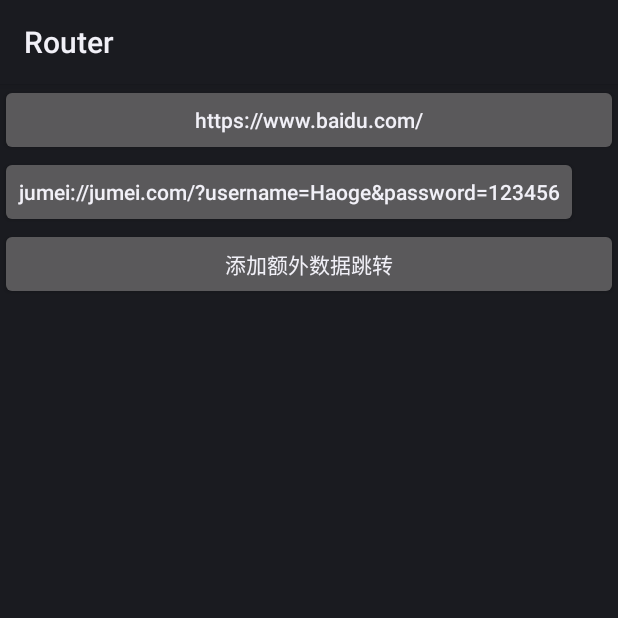
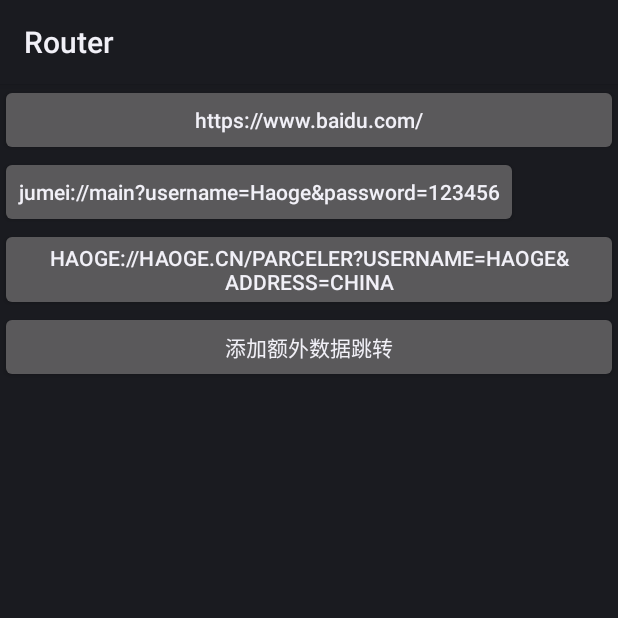
Before and after one commit to JumeiRdGroup/Router, an Android app: the screen it shows after launch (MainActivity), on a phone screen of 412 x 824 dp, the top half of it. Run offline under Robolectric (Android 15) with nearby library versions, the phone set to English and light mode, and no system bars; our stand-ins replace ButterKnife; libraries missing offline, so code that uses them is left out: com.lzh.compiler; 2 statements that could not run were skipped.

Commit message:
release 0.3

```diff
--- a/app/src/main/AndroidManifest.xml
+++ b/app/src/main/AndroidManifest.xml
@@ -17,7 +17,8 @@
             </intent-filter>
         </activity>
         <activity android:name=".ParamsActivity" />
-        <activity android:name=".LoginActivity"></activity>
+        <activity android:name=".LoginActivity" />
+        <activity android:name=".ParcelerActivity"></activity>
     </application>
 
 </manifest>
--- a/app/src/main/java/com/lzh/nonview/router/demo/MainActivity.java
+++ b/app/src/main/java/com/lzh/nonview/router/demo/MainActivity.java
@@ -1,17 +1,17 @@
 package com.lzh.nonview.router.demo;
 
-import android.app.Activity;
 import android.content.Intent;
 import android.os.Bundle;
 import android.view.View;
 import android.widget.TextView;
 
 import com.lzh.nonview.router.Router;
+import com.lzh.nonview.router.demo.base.BaseActivity;
 
 import butterknife.ButterKnife;
 import butterknife.OnClick;
 
-public class MainActivity extends Activity {
+public class MainActivity extends BaseActivity {
 
     @Override
     protected void onCreate(Bundle savedInstanceState) {
@@ -20,7 +20,7 @@ public class MainActivity extends Activity {
         ButterKnife.bind(this);
     }
 
-    @OnClick({R.id.to_webview,R.id.use_simple_router})
+    @OnClick({R.id.to_webview,R.id.use_simple_router,R.id.to_parceler_router})
     void onSimpleClick (TextView tv) {
         // 直接使用open进行跳转
         Router.create(tv.getText().toString()).open(this);
--- a/app/src/main/java/com/lzh/nonview/router/demo/ParamsActivity.java
+++ b/app/src/main/java/com/lzh/nonview/router/demo/ParamsActivity.java
@@ -1,12 +1,13 @@
 package com.lzh.nonview.router.demo;
 
-import android.app.Activity;
 import android.os.Bundle;
 import android.widget.TextView;
 
+import com.lzh.nonview.router.demo.base.BaseActivity;
+
 import java.util.Set;
 
-public class ParamsActivity extends Activity {
+public class ParamsActivity extends BaseActivity {
     TextView params;
     @Override
     protected void onCreate(Bundle savedInstanceState) {
--- /dev/null
+++ b/app/src/main/java/com/lzh/nonview/router/demo/base/BaseActivity.java
@@ -0,0 +1,36 @@
+package com.lzh.nonview.router.demo.base;
+
+import android.app.Activity;
+import android.os.Bundle;
+
+import com.lzh.compiler.parceler.Parceler;
+
+import butterknife.ButterKnife;
+
+
+public class BaseActivity extends Activity{
+
+    @Override
+    protected void onCreate(Bundle savedInstanceState) {
+        super.onCreate(savedInstanceState);
+        Parceler.injectToTarget(this,getIntent() == null ? null : getIntent().getExtras());
+    }
+
+    @Override
+    public void setContentView(int layoutResID) {
+        super.setContentView(layoutResID);
+        ButterKnife.bind(this);
+    }
+
+    @Override
+    protected void onSaveInstanceState(Bundle outState) {
+        super.onSaveInstanceState(outState);
+        Parceler.injectToData(this,outState);
+    }
+
+    @Override
+    protected void onRestoreInstanceState(Bundle savedInstanceState) {
+        super.onRestoreInstanceState(savedInstanceState);
+        Parceler.injectToTarget(this,savedInstanceState);
+    }
+}
--- a/app/src/main/res/layout/activity_main.xml
+++ b/app/src/main/res/layout/activity_main.xml
@@ -17,9 +17,15 @@
 
         <Button
             android:id="@+id/use_simple_router"
-            android:text="jumei://jumei.com/?username=Haoge&amp;password=123456"
+            android:text="jumei://main?username=Haoge&amp;password=123456"
             android:textAllCaps="false"
             android:layout_width="wrap_content"
+            android:layout_height="wrap_content" />
+
+        <Button
+            android:id="@+id/to_parceler_router"
+            android:text="haoge://haoge.cn/parceler?username=haoge&amp;address=China"
+            android:layout_width="match_parent"
             android:layout_height="wrap_content" />
 
         <Button
--- a/build.gradle
+++ b/build.gradle
@@ -28,7 +28,7 @@ ext {
     userOrg = 'yjfnypeu'
     groupId = 'org.lzh.nonview.router'//jcenter上的路径
     uploadName = 'Router'
-    publishVersion = '0.3-preview'
+    publishVersion = '0.3'
     desc = 'A simple router lib to android'
     website = 'https://github.com/yjfnypeu/Parceler'
     licences = ['Apache-2.0']
--- a/compiler/src/main/java/com/lzh/nonview/router/compiler/factory/RuleFactory.java
+++ b/compiler/src/main/java/com/lzh/nonview/router/compiler/factory/RuleFactory.java
@@ -86,7 +86,7 @@ public class RuleFactory {
                 return "RouteMap.BYTE";
             case "char":
             case "java.lang.Character":
-                return "RouteMap.Char";
+                return "RouteMap.CHAR";
             case "short":
             case "java.lang.Short":
                 return "RouteMap.SHORT";
@@ -103,7 +103,7 @@ public class RuleFactory {
             case "java.lang.Double":
                 return "RouteMap.DOUBLE";
             case "java.lang.String":
-                return "RouteMap.CHAR";
+                return "RouteMap.STRING";
         }
         return "RouteMap.STRING";
     }
```
Also changed, not shown: annotation/src/main/java/com/lzh/nonview/router/anno/RouterRule.java (+9 -0 lines), app/src/main/java/com/lzh/nonview/router/demo/App.java (+2 -5 lines), app/src/main/java/com/lzh/nonview/router/demo/LoginActivity.java (+4 -15 lines), app/src/main/java/com/lzh/nonview/router/demo/ParcelerActivity.java (added, +43 -0 lines), app/src/main/res/layout/activity_parceler.xml (added, +16 -0 lines).
